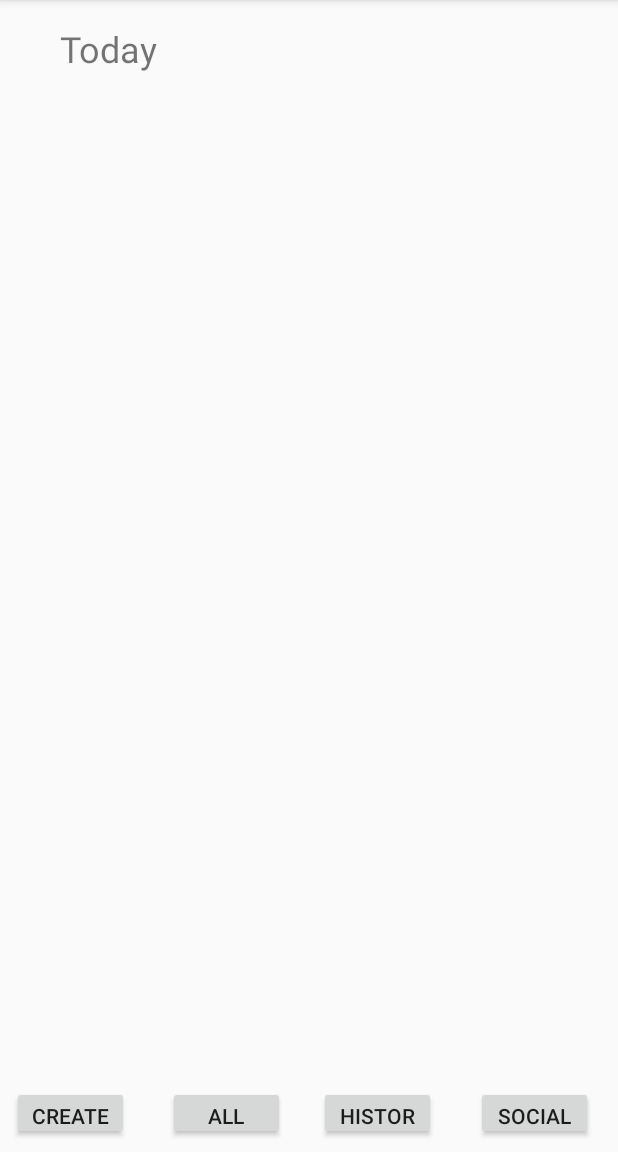
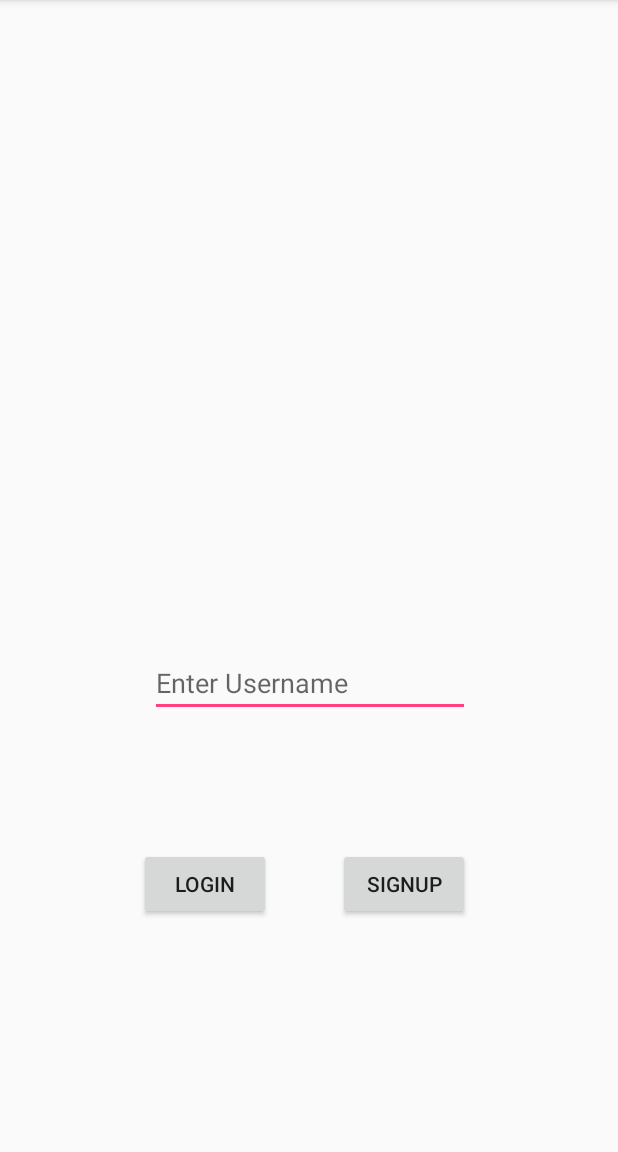
Before and after one commit to ybekele/gitrekt, an Android app: the screen it shows after launch (MainActivity before the commit, SignupActivity after it), on a phone screen of 412 x 824 dp, the part 84-1236 px from its top. Run offline under Robolectric (Android 15) with nearby library versions, the phone set to English and light mode, and no system bars; libraries missing offline, so code that uses them is left out: io.searchbox.annotations.

Commit message:
Added Login/Logout functionality

```diff
--- a/HabiTrack/app/src/main/java/com/example/habitrack/MainActivity.java
+++ b/HabiTrack/app/src/main/java/com/example/habitrack/MainActivity.java
@@ -1,6 +1,7 @@
 package com.example.habitrack;
 
 import android.content.Intent;
+import android.content.SharedPreferences;
 import android.os.Bundle;
 import android.support.v7.app.AppCompatActivity;
 import android.util.Log;
@@ -23,6 +24,7 @@ public class MainActivity extends AppCompatActivity {
     Button createTypeButton;
     Button historybutton;
     Button allButton;
+    Button logoutButton;
     private ListView displayNames;
     private ArrayList<HabitType> today = new ArrayList<HabitType>();
     //private ArrayAdapter<String> adapter;
@@ -50,7 +52,28 @@ public class MainActivity extends AppCompatActivity {
         createTypeButton = (Button) findViewById(R.id.button);
         allButton = (Button) findViewById(R.id.button2);
         historybutton = (Button) findViewById(R.id.button3);
+        logoutButton = (Button) findViewById(R.id.button10);
         displayNames = (ListView) findViewById(R.id.listView);
+
+        // Checks if app is in a logged in state. If not, goes to login page (SignupActivity)
+        SharedPreferences loggedInPrefs = getApplicationContext().getSharedPreferences("loggedInStatus", MODE_PRIVATE);
+        final SharedPreferences.Editor loggedInEditor = loggedInPrefs.edit();
+        boolean isLoggedIn = loggedInPrefs.getBoolean("loggedIn", false);
+        final Intent toLogIn = new Intent(getApplicationContext(), SignupActivity.class);
+        if(!isLoggedIn) {
+            startActivity(toLogIn);
+        }
+
+        //If logoutButton is clicked, change loggedIn to false and go to SignupAcitivty
+        logoutButton.setOnClickListener(new View.OnClickListener() {
+            @Override
+            public void onClick(View view) {
+                loggedInEditor.putBoolean("loggedIn", false);
+                loggedInEditor.apply();
+                startActivity(toLogIn);
+            }
+        });
+
 
         // Handles if user pressed CREATE button , redirects to create a new habit type class
         createTypeButton.setOnClickListener(new View.OnClickListener() {
--- a/HabiTrack/app/src/main/java/com/example/habitrack/SignupActivity.java
+++ b/HabiTrack/app/src/main/java/com/example/habitrack/SignupActivity.java
@@ -1,13 +1,97 @@
 package com.example.habitrack;
 
+import android.content.Context;
+import android.content.Intent;
+import android.content.SharedPreferences;
 import android.support.v7.app.AppCompatActivity;
 import android.os.Bundle;
+import android.view.View;
+import android.widget.Button;
+import android.widget.EditText;
+import android.widget.Toast;
+import java.util.ArrayList;
+
+/**
+ *
+ * SignupActivity
+ *
+ * Version 1.00
+ *
+ * Created by hrai on 11/10/17.
+ *
+ */
 
 public class SignupActivity extends AppCompatActivity {
+
+    String userName;
+    EditText uname;
+    Button loginButton, signUpButton;
+    //ArrayList<String> userIDs = new ArrayList<>();
+    //private int userIDKey = 2000;
 
     @Override
     protected void onCreate(Bundle savedInstanceState) {
         super.onCreate(savedInstanceState);
         setContentView(R.layout.activity_signup);
+
+        uname = (EditText) findViewById(R.id.editText);
+        loginButton = (Button) findViewById(R.id.button5);
+        signUpButton = (Button) findViewById(R.id.button9);
+
+        userName = uname.getText().toString();
+
+        /*
+        * Shared Preference files to store values of the users ID as well as the logged in state of the app
+        */
+        final SharedPreferences sharedLoggedInStatus = getSharedPreferences("loggedInStatus", Context.MODE_PRIVATE);
+        final SharedPreferences sharedUserIDs = getSharedPreferences("userID", Context.MODE_PRIVATE);
+        final SharedPreferences.Editor loggedInStatusEditor = sharedLoggedInStatus.edit();
+        final SharedPreferences.Editor userIDEditor = sharedUserIDs.edit();
+
+        loginButton.setOnClickListener(new View.OnClickListener() {
+            @Override
+            public void onClick(View view) {
+                /*Checks if a username key already exists in sharedUserIDs*/
+                if (sharedUserIDs.contains("USERNAME")) {
+                    String uID = sharedUserIDs.getString("USERNAME", null);
+                    /*Check to see if the username entered by user matches what was signed up.
+                    * If it does, go to MainActivity
+                    */
+                    if(userName.equals(uID)){
+                        Toast.makeText(getApplicationContext(), "Login Successful!", Toast.LENGTH_LONG).show();
+                        loggedInStatusEditor.putBoolean("loggedIn", true);
+                        loggedInStatusEditor.apply();
+                        Intent loggedIn = new Intent (SignupActivity.this, MainActivity.class);
+                        startActivity(loggedIn);
+                    } else /*If username doesn't match what was saved, don't sign in.*/
+                    {
+                        Toast.makeText(getApplicationContext(), "Login Unsuccessful: Username incorrect.", Toast.LENGTH_LONG).show();
+                    }
+
+                } else /*If no such key exists, user has not signed up yet*/
+                {
+                    Toast.makeText(getApplicationContext(), "Username not found. Please sign up.",
+                            Toast.LENGTH_LONG).show();
+                }
+            }
+        });
+        /**
+         * Saves username entered by user into userIDs when Signup button is clicked and only if user has not signed up previously
+         * */
+        signUpButton.setOnClickListener(new View.OnClickListener() {
+            @Override
+            public void onClick(View view) {
+
+                if(sharedUserIDs.contains("USERNAME")) {
+                    Toast.makeText(getApplicationContext(),"Account already exists. Please Login.", Toast.LENGTH_LONG).show();
+                } else {
+                    //userIDs.add(userName);
+                    userIDEditor.putString("USERNAME", userName);
+                    userIDEditor.apply();
+                    Toast.makeText(getApplicationContext(),"Welcome to HabiTrack! You may now login.", Toast.LENGTH_LONG).show();
+                }
+            }
+        });
+
     }
 }
--- a/HabiTrack/app/src/main/res/layout/activity_signup.xml
+++ b/HabiTrack/app/src/main/res/layout/activity_signup.xml
@@ -17,45 +17,43 @@
         android:inputType="textPersonName"
         app:layout_constraintBottom_toBottomOf="parent"
         app:layout_constraintEnd_toEndOf="parent"
-        app:layout_constraintHorizontal_bias="0.503"
+        app:layout_constraintHorizontal_bias="0.502"
         app:layout_constraintLeft_toLeftOf="parent"
         app:layout_constraintRight_toRightOf="parent"
         app:layout_constraintStart_toStartOf="parent"
         app:layout_constraintTop_toTopOf="parent"
-        app:layout_constraintVertical_bias="0.356" />
-
-    <EditText
-        android:id="@+id/editText2"
-        android:layout_width="wrap_content"
-        android:layout_height="wrap_content"
-        android:layout_marginBottom="8dp"
-        android:layout_marginTop="8dp"
-        android:ems="10"
-        android:hint="Enter Password"
-        android:inputType="textPassword"
-        app:layout_constraintBottom_toBottomOf="parent"
-        app:layout_constraintHorizontal_bias="0.502"
-        app:layout_constraintLeft_toLeftOf="parent"
-        app:layout_constraintRight_toRightOf="parent"
-        app:layout_constraintStart_toStartOf="parent"
-        app:layout_constraintTop_toBottomOf="@+id/editText"
-        app:layout_constraintVertical_bias="0.178" />
+        app:layout_constraintVertical_bias="0.601" />
 
     <Button
         android:id="@+id/button5"
         android:layout_width="wrap_content"
         android:layout_height="wrap_content"
-        android:layout_marginBottom="8dp"
+        android:layout_marginBottom="76dp"
         android:layout_marginEnd="8dp"
         android:layout_marginRight="16dp"
         android:layout_marginStart="8dp"
         android:layout_marginTop="8dp"
-        android:text="Button"
+        android:text="Login"
         app:layout_constraintBottom_toBottomOf="parent"
         app:layout_constraintEnd_toEndOf="parent"
-        app:layout_constraintHorizontal_bias="0.9"
+        app:layout_constraintHorizontal_bias="0.275"
         app:layout_constraintRight_toRightOf="parent"
         app:layout_constraintStart_toStartOf="parent"
-        app:layout_constraintTop_toBottomOf="@+id/editText2"
-        app:layout_constraintVertical_bias="0.744" />
+        app:layout_constraintTop_toBottomOf="@+id/editText" />
+
+    <Button
+        android:id="@+id/button9"
+        android:layout_width="wrap_content"
+        android:layout_height="wrap_content"
+        android:layout_marginBottom="76dp"
+        android:layout_marginEnd="8dp"
+        android:layout_marginStart="8dp"
+        android:layout_marginTop="8dp"
+        android:text="Signup"
+        app:layout_constraintBottom_toBottomOf="parent"
+        app:layout_constraintEnd_toEndOf="parent"
+        app:layout_constraintHorizontal_bias="0.289"
+        app:layout_constraintStart_toEndOf="@+id/button5"
+        app:layout_constraintTop_toBottomOf="@+id/editText" />
+
 </android.support.constraint.ConstraintLayout>
```
Also changed, not shown: HabiTrack/app/src/main/res/layout/activity_main.xml (+17 -0 lines).
